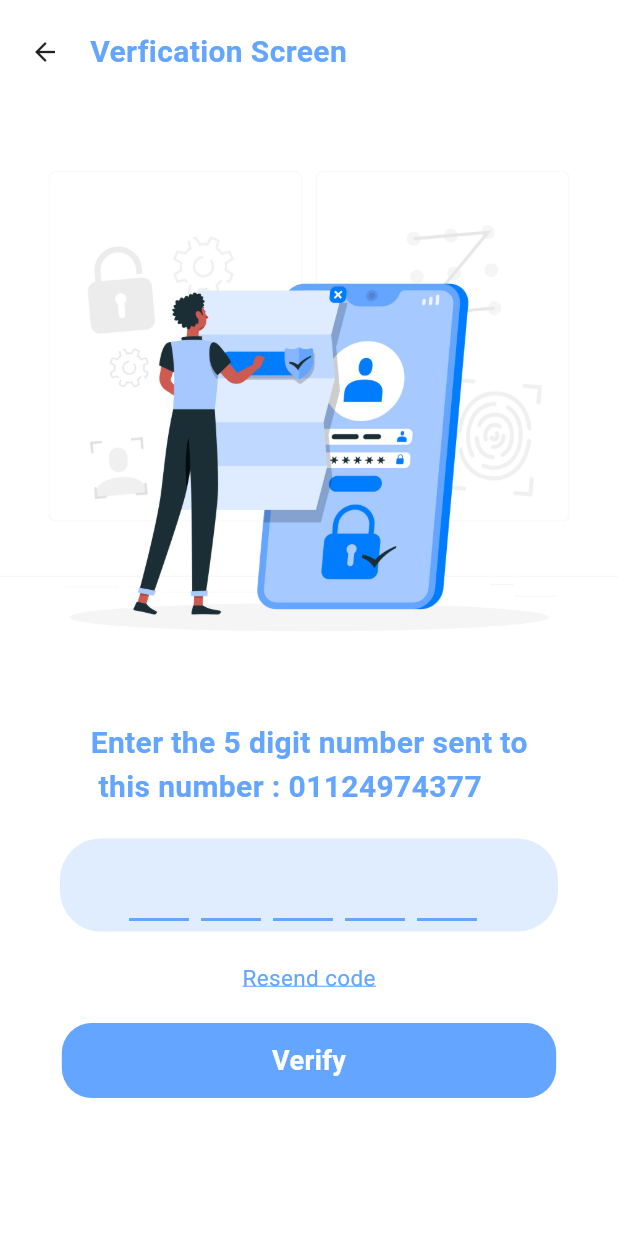
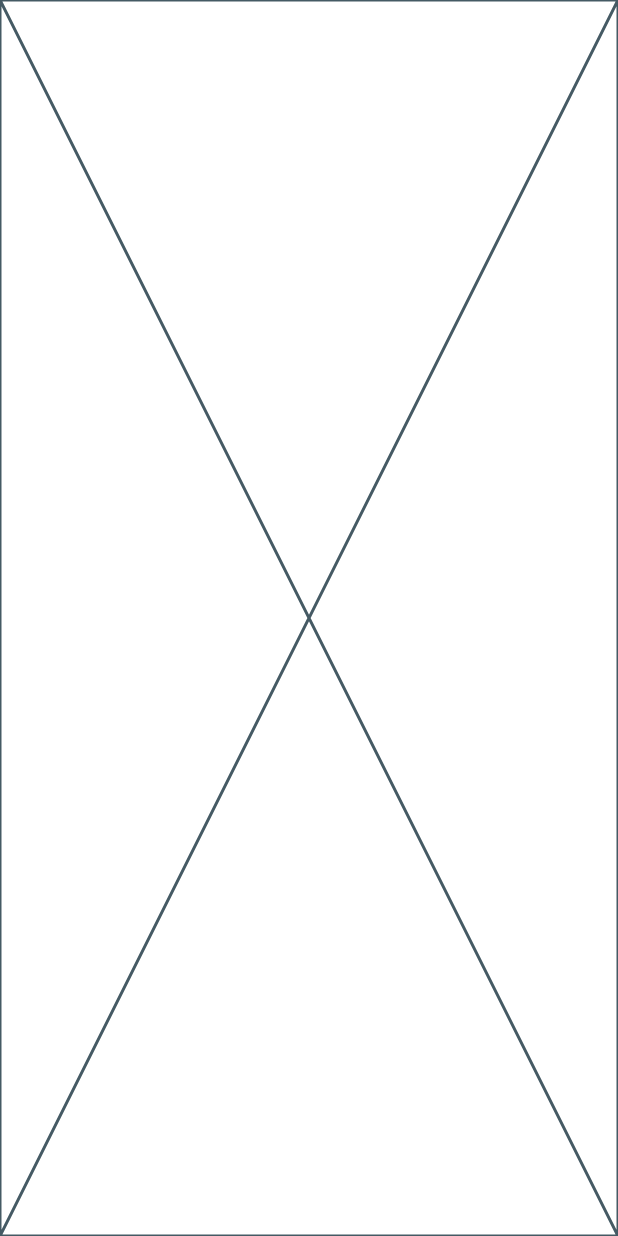
Before and after one commit to Fatma-kabil/auth-screens, a Flutter app: the OtpScreen screen opened directly, after a tap on "Verify", on a phone screen of 412 x 824 dp. Run offline on Flutter 3.47's test engine with Material 3 defaults, Android fonts, the phone set to English and light mode, and no system bars; drawn by our look-alikes of flutter_otp_text_field.

Commit message:
create complete screen

```diff
--- /dev/null
+++ b/lib/onboard/complete_screen.dart
@@ -0,0 +1,10 @@
+import 'package:flutter/material.dart';
+
+class CompleteScreen extends StatelessWidget {
+  const CompleteScreen({super.key});
+
+  @override
+  Widget build(BuildContext context) {
+    return const Placeholder();
+  }
+}
--- a/lib/onboard/otp_screen.dart
+++ b/lib/onboard/otp_screen.dart
@@ -1,4 +1,5 @@
 import 'package:auth_flutter_project/constants.dart';
+import 'package:auth_flutter_project/onboard/complete_screen.dart';
 import 'package:auth_flutter_project/onboard/widgets/button_widget.dart';
 import 'package:auth_flutter_project/onboard/widgets/header_bar.dart';
 import 'package:auth_flutter_project/onboard/widgets/text_widget.dart';
@@ -58,7 +59,7 @@ class OtpScreen extends StatelessWidget {
               ontap: () {
                 Navigator.push(context, MaterialPageRoute(
                   builder: (context) {
-                    return const OtpScreen();
+                    return const CompleteScreen();
                   },
                 ));
               },
```
